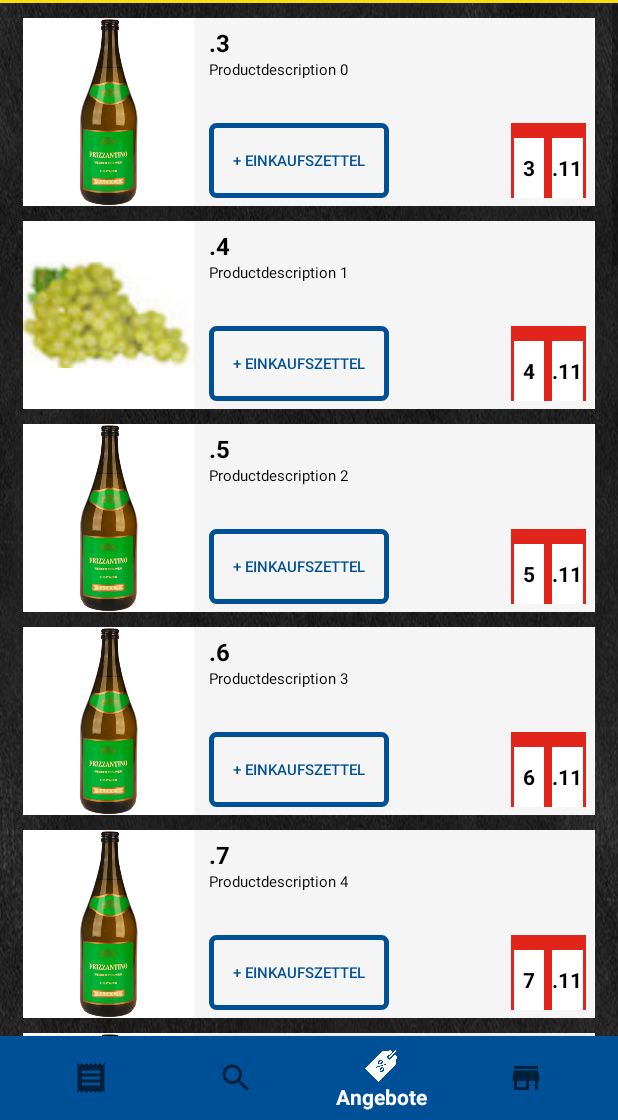
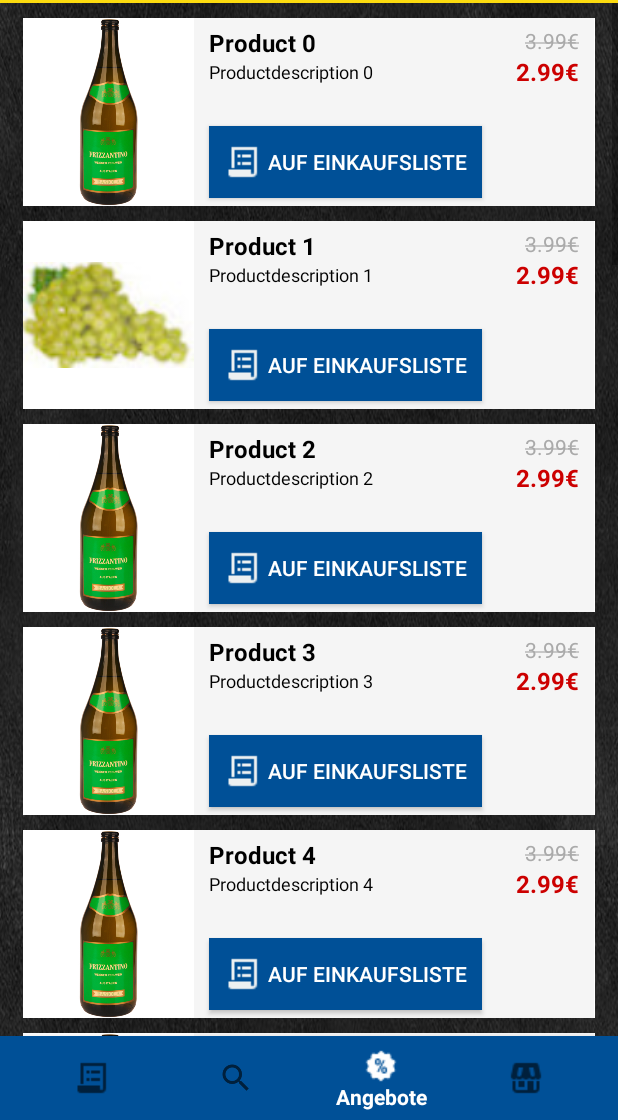
Before and after one commit to DomiBauer/Edeka, an Android app: the screen it shows after launch (MainActivity), item 3 of the bottom bar chosen, on a phone screen of 412 x 824 dp, the part 116-1236 px from its top. Run offline under Robolectric (Android 15) with nearby library versions, the light colour scheme and no system bars; our stand-ins replace Firebase (no records; nobody signed in at launch, a user with empty details on screens opened directly); 1 statement that could not run was skipped.

Commit message:
Updated Discount View

```diff
--- a/Edeka/app/build.gradle
+++ b/Edeka/app/build.gradle
@@ -29,7 +29,11 @@ dependencies {
     compile 'com.android.support:design:26.+'
     compile 'com.android.support:support-vector-drawable:26.+'
     compile 'com.google.android.gms:play-services-maps:11.0.4'
-    testCompile 'junit:junit:4.12'
     compile 'com.android.support:recyclerview-v7:26.0.0-alpha1'
     compile 'com.android.support:cardview-v7:26.0.0-alpha1'
+    compile 'com.google.firebase:firebase-database:11.0.4'
+    testCompile 'junit:junit:4.12'
 }
+
+
+apply plugin: 'com.google.gms.google-services'
--- a/Edeka/app/src/main/java/com/example/dominikbauer/edeka/MainActivity.java
+++ b/Edeka/app/src/main/java/com/example/dominikbauer/edeka/MainActivity.java
@@ -2,6 +2,7 @@ package com.example.dominikbauer.edeka;
 
 
 import android.content.Intent;
+import android.graphics.Paint;
 import android.media.Image;
 import android.os.Build;
 import android.os.Bundle;
@@ -21,6 +22,7 @@ import android.widget.AdapterView;
 import android.widget.ArrayAdapter;
 import android.widget.Button;
 import android.widget.FrameLayout;
+import android.widget.ImageButton;
 import android.widget.ImageView;
 import android.widget.LinearLayout;
 import android.widget.ListView;
@@ -36,11 +38,17 @@ import com.google.android.gms.maps.SupportMapFragment;
 import com.google.android.gms.maps.model.LatLng;
 import com.google.android.gms.maps.model.Marker;
 import com.google.android.gms.maps.model.MarkerOptions;
+import com.google.firebase.database.DataSnapshot;
+import com.google.firebase.database.DatabaseError;
+import com.google.firebase.database.DatabaseReference;
+import com.google.firebase.database.FirebaseDatabase;
+import com.google.firebase.database.ValueEventListener;
 
 public class MainActivity extends FragmentActivity implements OnMapReadyCallback {
 
     private GoogleMap mMap;
-    ListView listView ;
+    private static final String TAG = MainActivity.class.getSimpleName();
+    private DatabaseReference mDatabase;
 
 
     private BottomNavigationView.OnNavigationItemSelectedListener mOnNavigationItemSelectedListener
@@ -78,6 +86,9 @@ public class MainActivity extends FragmentActivity implements OnMapReadyCallback
         openShoppingList();
 
         //getSupportActionBar().hide();
+
+
+        mDatabase = FirebaseDatabase.getInstance().getReference();
     }
 
     public void openShoppingList () {
@@ -100,6 +111,7 @@ public class MainActivity extends FragmentActivity implements OnMapReadyCallback
         View shoppingListContent = LayoutInflater.from(this).inflate(R.layout.content_discount, null);
         inclusionViewGroup.addView(shoppingListContent);
 
+        getDataFromDatabase();
         populateProductList();
     }
 
@@ -164,6 +176,21 @@ public class MainActivity extends FragmentActivity implements OnMapReadyCallback
         });
     }
 
+    private void getDataFromDatabase() {
+                mDatabase.child("Products").child("1").child("Productname").addListenerForSingleValueEvent(new ValueEventListener() {
+                    @Override
+                    public void onDataChange(DataSnapshot dataSnapshot) {
+                        String value = dataSnapshot.getValue(String.class);
+                        Toast.makeText(getApplicationContext(),
+                                value,
+                                Toast.LENGTH_LONG).show();
+                    }
+                    @Override
+                    public void onCancelled(DatabaseError databaseError) {
+                    }
+                });
+    }
+
     private void populateProductList () {
         for (int i = 0; i < 20; i++) {
             LinearLayout myListView = (LinearLayout) findViewById(R.id.discount_product_list);
@@ -190,13 +217,18 @@ public class MainActivity extends FragmentActivity implements OnMapReadyCallback
             TextView productDescription = (TextView) test.findViewById(R.id.product_description);
             productDescription.setText("Productdescription " + i);
 
-            TextView priceFirstDigit = (TextView) test.findViewById(R.id.price_first_digit);
-            String strI = Integer.toString(i+3);
-            priceFirstDigit.setText(strI);
+            TextView oldPriceProduct = (TextView) test.findViewById(R.id.product_old_price);
+            String oldPriceProductString = Double.toString(3.99);
+            oldPriceProduct.setText(oldPriceProductString + "€");
+            oldPriceProduct.setPaintFlags(oldPriceProduct.getPaintFlags() | Paint.STRIKE_THRU_TEXT_FLAG);
 
-            TextView priceSecondDigit = (TextView) test.findViewById(R.id.price_second_digit);
+            TextView priceProduct = (TextView) test.findViewById(R.id.product_price);
+            String priceProductString = Double.toString(2.99);
+            priceProduct.setText(priceProductString  + "€");
+
+            /*TextView priceSecondDigit = (TextView) test.findViewById(R.id.price_second_digit);
             String strI2 = Integer.toString(i+3);
-            productHeadline.setText("." + strI2);
+            productHeadline.setText("." + strI2);*/
 
             final Button addToShoppingList = (Button) test.findViewById(R.id.discount_add_to_shopping_list);
             addToShoppingList.setTag("Button"+i);
--- a/Edeka/app/src/main/res/layout/content_discount.xml
+++ b/Edeka/app/src/main/res/layout/content_discount.xml
@@ -27,18 +27,6 @@
                     android:layout_height="wrap_content"
                     android:orientation="vertical">
 
-                    <!--<include layout="@layout/discount_element"
-                        android:layout_height="wrap_content"
-                        android:layout_width="match_parent"
-                        android:layout_marginBottom="10dp">
-
-                    </include>
-
-                    <include layout="@layout/discount_element"
-                        android:layout_height="wrap_content"
-                        android:layout_width="match_parent"
-                        android:layout_marginBottom="10dp">
-                    </include>-->
                 </LinearLayout>
 
         </LinearLayout>
--- a/Edeka/app/src/main/res/layout/discount_element.xml
+++ b/Edeka/app/src/main/res/layout/discount_element.xml
@@ -43,7 +43,7 @@
         <TextView
             android:layout_width="wrap_content"
             android:layout_height="wrap_content"
-            android:textSize="10sp"
+            android:textSize="12sp"
             android:layout_marginLeft="10dp"
             android:text="hell, kernlos, aus der Türkei, Kl. I, 1kg"
             android:textColor="#000000"
@@ -51,19 +51,22 @@
             android:layout_below="@+id/product_headline" />
 
         <Button
-            android:layout_width="120dp"
-            android:layout_height="50dp"
-            android:textSize="10dp"
-            android:text="+ Einkaufszettel"
+            android:layout_width="wrap_content"
+            android:layout_height="wrap_content"
             android:id="@+id/discount_add_to_shopping_list"
-            android:textColor="@color/colorPrimaryDark"
-            android:layout_marginLeft="10dp"
             android:layout_alignParentBottom="true"
             android:layout_alignParentLeft="true"
             android:layout_marginBottom="5dp"
-            android:background="@drawable/my_button_bg"/>
+            android:layout_marginRight="10dp"
+            android:layout_marginLeft="10dp"
+            android:padding="10dp"
+            android:drawablePadding="5dp"
+            android:background="@color/colorPrimaryDark"
+            android:text="Auf Einkaufsliste"
+            android:textColor="@color/colorText"
+            android:drawableLeft="@drawable/add_to_shopping_list_button"/>
 
-        <RelativeLayout
+        <!--<RelativeLayout
             android:layout_width="50dp"
             android:layout_height="50dp"
             android:layout_alignParentBottom="true"
@@ -100,8 +103,29 @@
                 android:textColor="@android:color/black"
                 android:text=".11"/>
 
-        </RelativeLayout>
+        </RelativeLayout>-->
 
+        <TextView
+            android:layout_width="wrap_content"
+            android:layout_height="wrap_content"
+            android:layout_alignParentRight="true"
+            android:layout_alignParentTop="true"
+            android:layout_marginTop="5dp"
+            android:textColor="@android:color/darker_gray"
+            android:textSize="14sp"
+            android:layout_marginRight="10dp"
+            android:id="@+id/product_old_price"/>
+
+        <TextView
+            android:layout_width="wrap_content"
+            android:layout_height="wrap_content"
+            android:layout_alignParentRight="true"
+            android:textColor="@android:color/holo_red_dark"
+            android:textSize="16sp"
+            android:textStyle="bold"
+            android:layout_marginRight="10dp"
+            android:layout_below="@+id/product_old_price"
+            android:id="@+id/product_price"/>
     </RelativeLayout>
 </LinearLayout>
     <View
--- a/Edeka/app/src/main/res/menu/navigation.xml
+++ b/Edeka/app/src/main/res/menu/navigation.xml
@@ -3,7 +3,7 @@
 
     <item
         android:id="@+id/navigation_einkaufszettel"
-        android:icon="@drawable/ic_receipt_black_24dp"
+        android:icon="@drawable/add_to_shopping_list_button"
         android:title="@string/title_einkaufszettel" />
 
     <item
--- a/Edeka/build.gradle
+++ b/Edeka/build.gradle
@@ -9,6 +9,7 @@ buildscript {
 
         // NOTE: Do not place your application dependencies here; they belong
         // in the individual module build.gradle files
+        classpath 'com.google.gms:google-services:3.0.0'
     }
 }
 
```
Also changed, not shown: Edeka/app/src/main/res/drawable/add_to_shopping_list_button.png (added), Edeka/app/src/main/res/drawable/ic_store_mall_directory_black_24dp.png, Edeka/app/src/main/res/drawable/ic_store_mall_directory_black_24dp_old.png (added), Edeka/app/src/main/res/drawable/icon_angebote.png, Edeka/app/src/main/res/drawable/icon_angebote_old.png (added), 1 other file.
